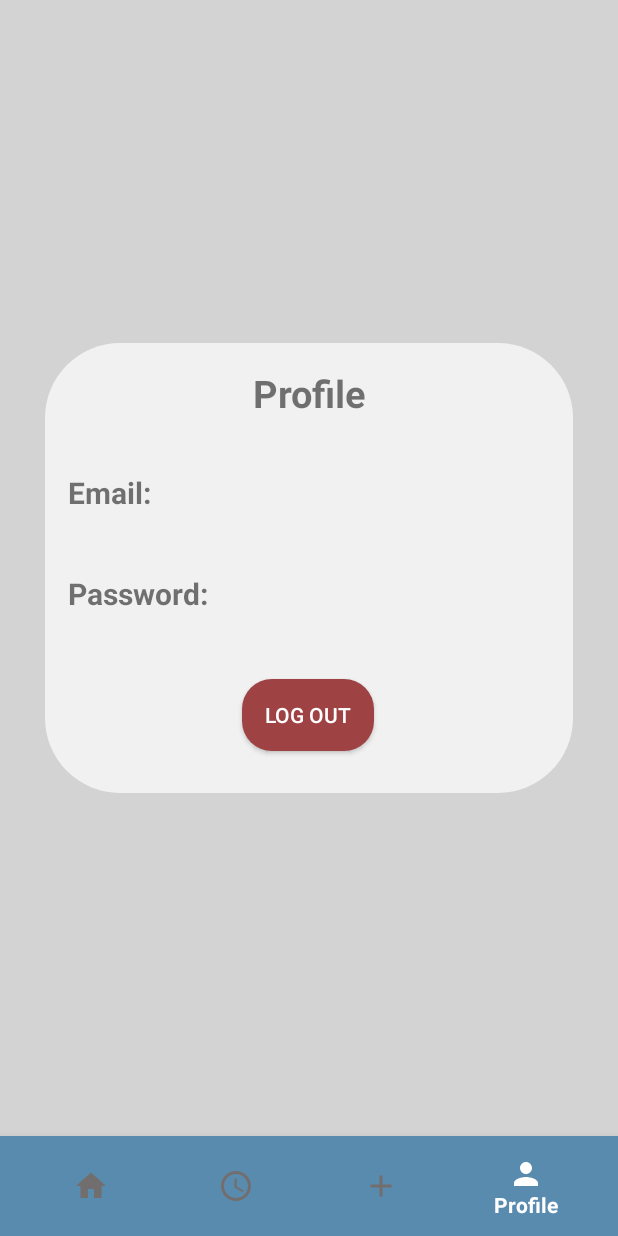
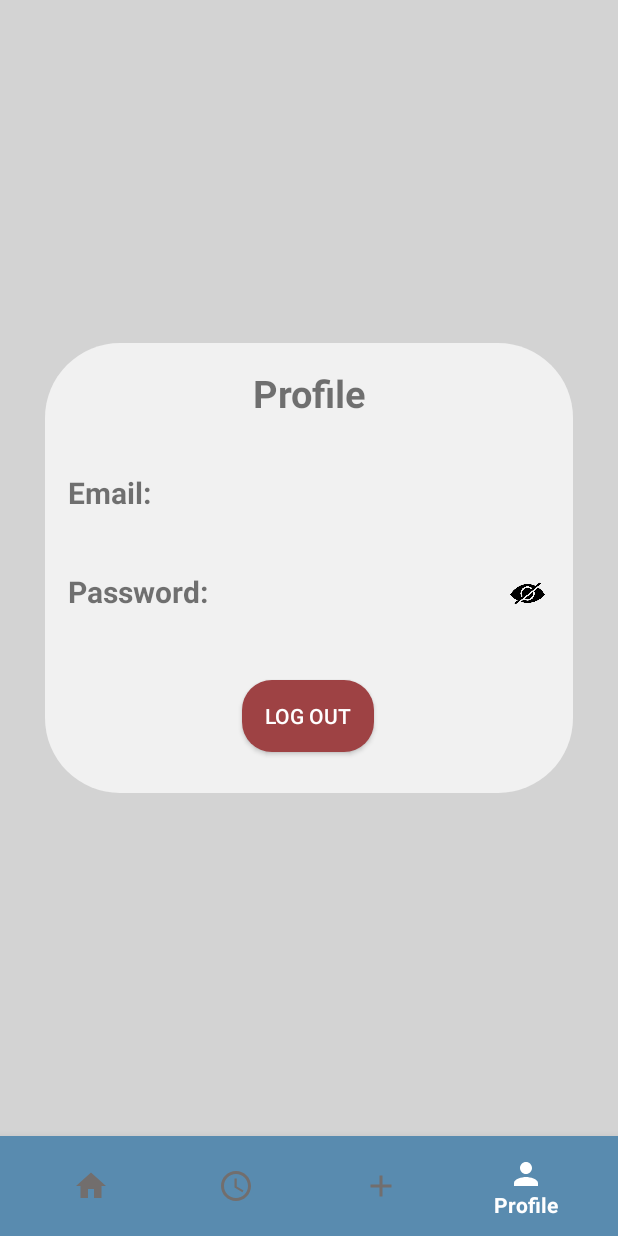
Before and after one commit to sonavagyann/LibraryPreFinal, an Android app: the HomeActivity screen opened directly, with no data from a screen before it, item 4 of the bottom bar chosen, on a phone screen of 412 x 824 dp. Run offline under Robolectric (Android 15) with nearby library versions, the phone set to English and light mode, and no system bars; our stand-ins replace Firebase (no records; nobody signed in at launch, a user with empty details on screens opened directly).

```diff
--- a/app/build.gradle
+++ b/app/build.gradle
@@ -51,9 +51,10 @@ dependencies {
     implementation 'androidx.navigation:navigation-ui:2.5.3'
     implementation 'com.google.firebase:firebase-auth:21.1.0'
     implementation 'com.google.firebase:firebase-firestore:24.4.3'
+    implementation 'com.google.firebase:firebase-database:20.1.0'
     implementation("io.coil-kt:coil:2.2.2")
+    testImplementation 'junit:junit:4.13.2'
 
-    testImplementation 'junit:junit:4.13.2'
     androidTestImplementation 'androidx.test.ext:junit:1.1.5'
     androidTestImplementation 'androidx.test.espresso:espresso-core:3.5.1'
 }
--- a/app/src/main/AndroidManifest.xml
+++ b/app/src/main/AndroidManifest.xml
@@ -41,7 +41,7 @@
             </intent-filter>
         </activity>
         <activity
-            android:name=".HomeActivity"
+            android:name=".Fragments.HomeActivity"
             android:exported="true">
             <intent-filter>
                 <action android:name="android.intent.action.MAIN" />
--- a/app/src/main/java/com/example/libraryapplication/BooksAdapter.java
+++ b/app/src/main/java/com/example/libraryapplication/BooksAdapter.java
@@ -33,10 +33,8 @@ public class BooksAdapter extends RecyclerView.Adapter<BooksAdapter.MyViewHolder
         Book book = books.get(position);
         holder.title.setText(book.getTitle());
         holder.author.setText(book.getAuthor());
-        //holder.pages.setText(book.getPages());
         ImageRequest request = new ImageRequest.Builder(holder.myImage.getContext()).data(book.getImageLink())
-                .target(holder.myImage)
-                .build();
+                .target(holder.myImage).build();
         Coil.imageLoader(holder.myImage.getContext()).enqueue(request);
         holder.addFavImg.setImageResource(R.drawable.baseline_access_time_24);
         holder.addFavImg.setOnClickListener(view -> listener.onAddToBookingsClick(book));
--- a/app/src/main/java/com/example/libraryapplication/BookedFragment.java
+++ b/app/src/main/java/com/example/libraryapplication/Fragments/BookedFragment.java
@@ -1,4 +1,4 @@
-package com.example.libraryapplication;
+package com.example.libraryapplication.Fragments;
 
 import android.os.Bundle;
 import android.view.LayoutInflater;
@@ -9,6 +9,10 @@ import androidx.annotation.NonNull;
 import androidx.annotation.Nullable;
 import androidx.fragment.app.Fragment;
 import androidx.recyclerview.widget.RecyclerView;
+
+import com.example.libraryapplication.Book;
+import com.example.libraryapplication.BooksAdapter;
+import com.example.libraryapplication.R;
 
 import java.util.ArrayList;
 
--- a/app/src/main/java/com/example/libraryapplication/HomeActivity.java
+++ b/app/src/main/java/com/example/libraryapplication/Fragments/HomeActivity.java
@@ -1,4 +1,4 @@
-package com.example.libraryapplication;
+package com.example.libraryapplication.Fragments;
 
 import androidx.appcompat.app.AppCompatActivity;
 
@@ -7,6 +7,9 @@ import androidx.fragment.app.Fragment;
 import android.annotation.SuppressLint;
 import android.os.Bundle;
 import android.view.MenuItem;
+
+import com.example.libraryapplication.HomeFragment;
+import com.example.libraryapplication.R;
 import com.google.android.material.bottomnavigation.BottomNavigationView;
 
 public class HomeActivity extends AppCompatActivity {
--- /dev/null
+++ b/app/src/main/java/com/example/libraryapplication/Fragments/ProfileFragment.java
@@ -0,0 +1,69 @@
+package com.example.libraryapplication.Fragments;
+
+import android.content.Context;
+import android.content.Intent;
+import android.content.SharedPreferences;
+import android.os.Bundle;
+import android.text.method.HideReturnsTransformationMethod;
+import android.text.method.PasswordTransformationMethod;
+import android.view.LayoutInflater;
+import android.view.View;
+import android.view.ViewGroup;
+import android.widget.Button;
+import android.widget.ImageView;
+import android.widget.TextView;
+
+import androidx.annotation.NonNull;
+import androidx.annotation.Nullable;
+import androidx.fragment.app.Fragment;
+
+import com.example.libraryapplication.R;
+import com.example.libraryapplication.userSassion.LogoutActivity;
+
+public class ProfileFragment extends Fragment {
+
+    TextView userE, userP;
+    Button logout;
+
+    ImageView hidePass;
+
+    public ProfileFragment(){}
+
+    @Override
+    public void onCreate(@Nullable Bundle savedInstanceState) {
+        super.onCreate(savedInstanceState);
+    }
+
+    @Nullable
+    @Override
+    public View onCreateView(@NonNull LayoutInflater inflater, @Nullable ViewGroup container, @Nullable Bundle savedInstanceState) {
+        View view = inflater.inflate(R.layout.fragment_profile, container, false);
+
+        userE = view.findViewById(R.id.profemail);
+        userP = view.findViewById(R.id.profpassword);
+        SharedPreferences sharedPreferences = getActivity().getApplicationContext().getSharedPreferences("UserPref", Context.MODE_PRIVATE);
+        String email = sharedPreferences.getString("email", "");
+        String password = sharedPreferences.getString("password", "");
+        userE.setText(email);
+        userP.setText(password);
+        logout = view.findViewById(R.id.logout_button);
+        logout.setOnClickListener(view1 -> {
+            Intent intent = new Intent(getContext(), LogoutActivity.class);
+            startActivity(intent);
+        });
+        hidePass = view.findViewById(R.id.forPass);
+        hidePass.setImageResource(R.drawable.hide_pass);
+
+        hidePass.setOnClickListener(new View.OnClickListener() {
+            @Override
+            public void onClick(View view) {
+                /*if(password.getTransformationMethod().equals(HideReturnsTransformationMethod.getInstance())){
+                    password.setTransformationMethod(PasswordTransformationMethod.getInstance());
+                    hidePass.setImageResource(R.drawable.see_pass);
+                }*/
+            }
+        });
+
+        return view;
+    }
+}
--- a/app/src/main/java/com/example/libraryapplication/ReadFragment.java
+++ b/app/src/main/java/com/example/libraryapplication/Fragments/ReadFragment.java
@@ -1,4 +1,4 @@
-package com.example.libraryapplication;
+package com.example.libraryapplication.Fragments;
 
 import android.os.Bundle;
 import android.view.LayoutInflater;
@@ -9,6 +9,8 @@ import androidx.annotation.NonNull;
 import androidx.annotation.Nullable;
 import androidx.fragment.app.Fragment;
 
+import com.example.libraryapplication.R;
+
 public class ReadFragment extends Fragment {
 
     @Nullable
--- a/app/src/main/java/com/example/libraryapplication/userSassion/LoginActivity.java
+++ b/app/src/main/java/com/example/libraryapplication/userSassion/LoginActivity.java
@@ -12,7 +12,7 @@ import android.widget.EditText;
 import android.widget.TextView;
 import android.widget.Toast;
 
-import com.example.libraryapplication.HomeActivity;
+import com.example.libraryapplication.Fragments.HomeActivity;
 import com.example.libraryapplication.R;
 import com.google.firebase.auth.FirebaseAuth;
 import com.google.firebase.auth.FirebaseUser;
--- a/app/src/main/java/com/example/libraryapplication/userSassion/MainActivity.java
+++ b/app/src/main/java/com/example/libraryapplication/userSassion/MainActivity.java
@@ -36,5 +36,6 @@ public class MainActivity extends AppCompatActivity {
                 startActivity(intent);
             }
         });
+
     }
 }
--- a/app/src/main/res/layout/activity_home.xml
+++ b/app/src/main/res/layout/activity_home.xml
@@ -5,7 +5,7 @@
     android:layout_width="match_parent"
     android:layout_height="match_parent"
     android:background="#d3d3d3"
-    tools:context=".HomeActivity">
+    tools:context=".Fragments.HomeActivity">
 
     <FrameLayout
         android:id="@+id/container"
--- a/app/src/main/res/layout/fragment_booked.xml
+++ b/app/src/main/res/layout/fragment_booked.xml
@@ -5,7 +5,7 @@
     xmlns:tools="http://schemas.android.com/tools"
     android:layout_width="match_parent"
     android:layout_height="wrap_content"
-    tools:context=".ReadFragment"
+    tools:context=".Fragments.ReadFragment"
     android:background="#d3d3d3">
 
     <androidx.constraintlayout.widget.ConstraintLayout
--- a/app/src/main/res/layout/fragment_profile.xml
+++ b/app/src/main/res/layout/fragment_profile.xml
@@ -6,7 +6,7 @@
     android:layout_width="match_parent"
     android:layout_height="match_parent"
     android:background="#d3d3d3"
-    tools:context=".ProfileFragment">
+    tools:context=".Fragments.ProfileFragment">
 
 
     <LinearLayout
@@ -109,7 +109,7 @@
 
                 <TextView
                     android:layout_width="107dp"
-                    android:layout_height="wrap_content"
+                    android:layout_height="match_parent"
                     android:layout_marginStart="15dp"
                     android:layout_weight="0"
                     android:text="Password:"
@@ -120,9 +120,9 @@
 
                 <TextView
                     android:id="@+id/profpassword"
-                    android:layout_width="wrap_content"
-                    android:layout_height="wrap_content"
-                    android:layout_marginEnd="15dp"
+                    android:layout_width="135dp"
+                    android:layout_height="match_parent"
+                    android:layout_marginEnd="10dp"
                     android:layout_weight="1"
                     android:gravity="right"
                     android:text="password"
@@ -130,6 +130,15 @@
                     android:textSize="20sp"
                     tools:layout_editor_absoluteX="210dp"
                     tools:layout_editor_absoluteY="107dp" />
+
+                <ImageView
+                    android:id="@+id/forPass"
+                    android:layout_width="30dp"
+                    android:layout_height="30dp"
+                    android:layout_gravity="center_vertical"
+                    android:layout_marginEnd="15dp"
+                    android:background="@drawable/hide_pass"
+                    />
 
             </LinearLayout>
 
--- a/app/src/main/res/layout/fragment_read.xml
+++ b/app/src/main/res/layout/fragment_read.xml
@@ -5,7 +5,7 @@
     xmlns:tools="http://schemas.android.com/tools"
     android:layout_width="match_parent"
     android:layout_height="wrap_content"
-    tools:context=".ReadFragment"
+    tools:context=".Fragments.ReadFragment"
     android:background="#d3d3d3">
 
     <androidx.constraintlayout.widget.ConstraintLayout
```
Also changed, not shown: app/src/main/java/com/example/libraryapplication/HomeFragment.java (+8 -11 lines), app/src/main/java/com/example/libraryapplication/ProfileFragment.java (deleted, +0 -188 lines), app/src/main/res/drawable/hide_pass.png (added).
